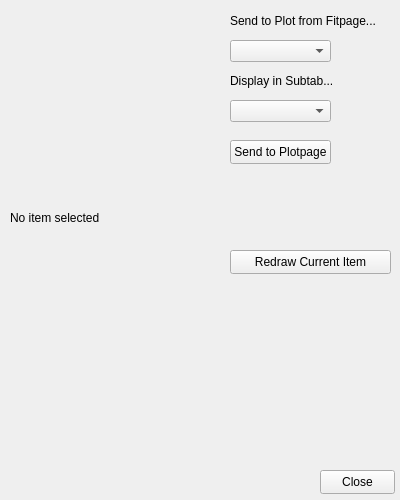
Old version of the form DataViewerUI.ui in the repository juliuskarliczek/demo.
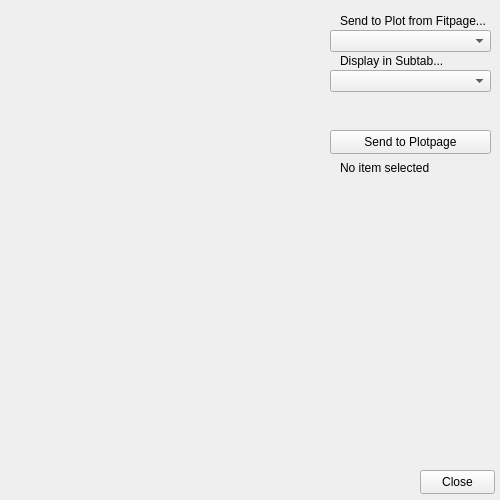
New version of the form.

Commit message: Implemented a lot of the redrawing stuff. Drop Event calls RedrawAll, which right now redraws all the tabs but does not show the data of the corresponding plottables. that is still to be done.

What changed in the file:
```diff
--- a/DataViewerUI.ui
+++ b/DataViewerUI.ui
@@ -6,19 +6,19 @@
    <rect>
     <x>0</x>
     <y>0</y>
-    <width>400</width>
+    <width>500</width>
     <height>500</height>
    </rect>
   </property>
   <property name="minimumSize">
    <size>
-    <width>400</width>
+    <width>500</width>
     <height>500</height>
    </size>
   </property>
   <property name="maximumSize">
    <size>
-    <width>400</width>
+    <width>500</width>
     <height>500</height>
    </size>
   </property>
@@ -28,9 +28,9 @@
   <widget class="QPushButton" name="cmdSendToPlotpage">
    <property name="geometry">
     <rect>
-     <x>230</x>
-     <y>140</y>
-     <width>101</width>
+     <x>330</x>
+     <y>130</y>
+     <width>161</width>
      <height>24</height>
     </rect>
    </property>
@@ -41,8 +41,8 @@
   <widget class="QLabel" name="labelSelectAnItem">
    <property name="geometry">
     <rect>
-     <x>10</x>
-     <y>210</y>
+     <x>340</x>
+     <y>160</y>
      <width>91</width>
      <height>16</height>
     </rect>
@@ -54,7 +54,7 @@
   <widget class="QPushButton" name="cmdClose">
    <property name="geometry">
     <rect>
-     <x>320</x>
+     <x>420</x>
      <y>470</y>
      <width>75</width>
      <height>24</height>
@@ -67,9 +67,9 @@
   <widget class="QComboBox" name="comboBoxTargetFitpage">
    <property name="geometry">
     <rect>
-     <x>230</x>
-     <y>40</y>
-     <width>101</width>
+     <x>330</x>
+     <y>30</y>
+     <width>161</width>
      <height>22</height>
     </rect>
    </property>
@@ -77,9 +77,9 @@
   <widget class="QLabel" name="labelSendToFitpage">
    <property name="geometry">
     <rect>
-     <x>230</x>
+     <x>340</x>
      <y>10</y>
-     <width>161</width>
+     <width>151</width>
      <height>21</height>
     </rect>
    </property>
@@ -90,9 +90,9 @@
   <widget class="QLabel" name="labelSubtab">
    <property name="geometry">
     <rect>
-     <x>230</x>
-     <y>70</y>
-     <width>161</width>
+     <x>340</x>
+     <y>50</y>
+     <width>151</width>
      <height>21</height>
     </rect>
    </property>
@@ -103,25 +103,12 @@
   <widget class="QComboBox" name="comboBoxTargetSubtab">
    <property name="geometry">
     <rect>
-     <x>230</x>
-     <y>100</y>
-     <width>101</width>
-     <height>22</height>
-    </rect>
-   </property>
-  </widget>
-  <widget class="QPushButton" name="cmdRedrawCurrentItem">
-   <property name="geometry">
-    <rect>
-     <x>230</x>
-     <y>250</y>
+     <x>330</x>
+     <y>70</y>
      <width>161</width>
-     <height>24</height>
+     <height>22</height>
     </rect>
    </property>
-   <property name="text">
-    <string>Redraw Current Item</string>
-   </property>
   </widget>
  </widget>
  <resources/>
```
The commit also changes 9 other files.
